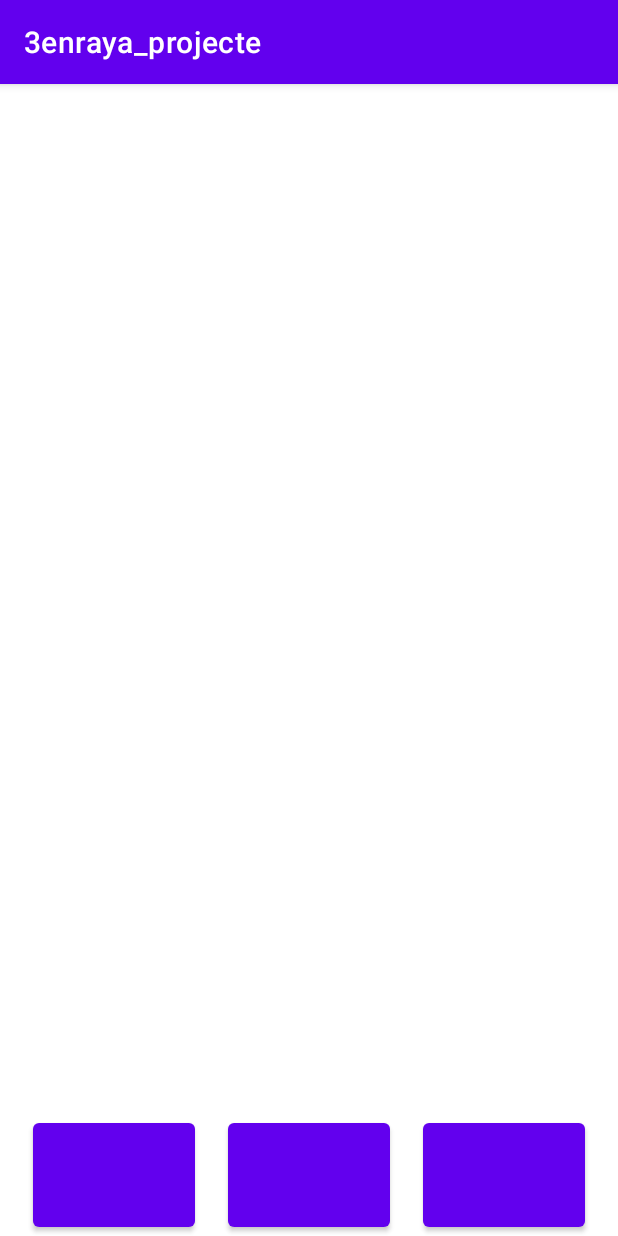
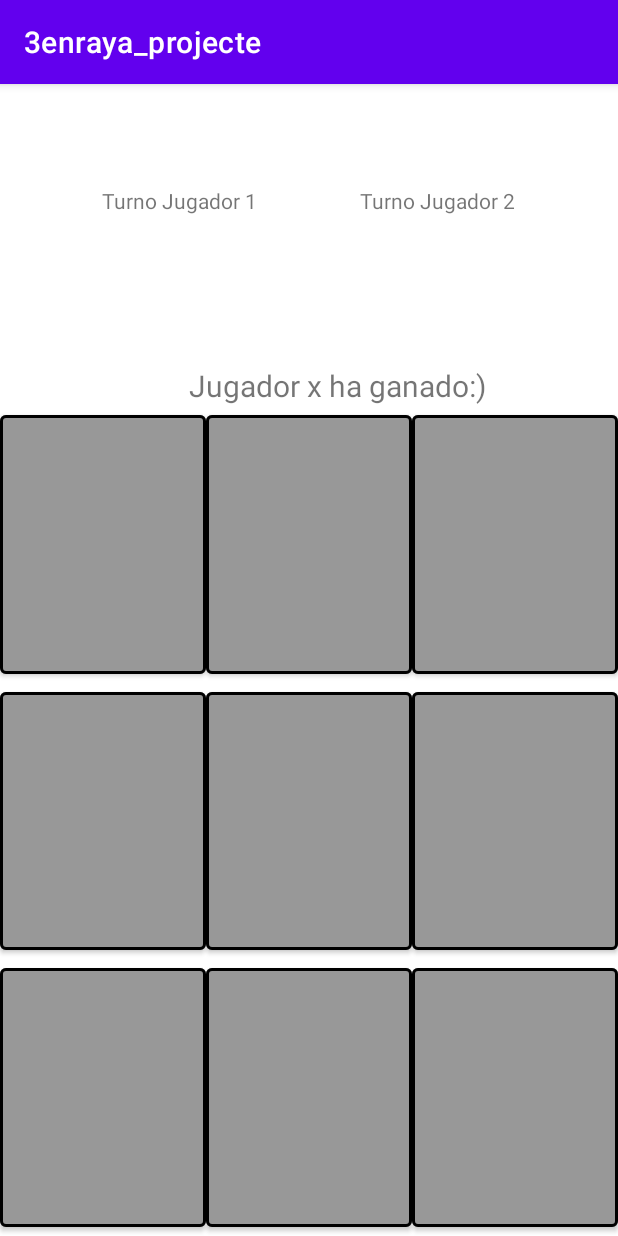
Before and after one commit to RicardVG/3enraya, an Android app: the screen it shows after launch (MainActivity), on a phone screen of 412 x 824 dp. Run offline under Robolectric (Android 15) with nearby library versions, the phone set to English and light mode, and no system bars.

Commit message:
Disseny Layout de l'aplicacio (Botons, torns i guanyador)

```diff
--- a/app/src/main/res/layout/activity_main.xml
+++ b/app/src/main/res/layout/activity_main.xml
@@ -7,29 +7,153 @@
     tools:context=".MainActivity">
 
     <Button
-        android:id="@+id/button6"
-        android:layout_width="108dp"
-        android:layout_height="81dp"
+        android:id="@+id/button2"
+        android:layout_width="0dp"
+        android:layout_height="0dp"
+        android:backgroundTint="#989898"
+        app:layout_constraintBottom_toTopOf="@+id/b5"
+        app:layout_constraintEnd_toStartOf="@+id/button3"
+        app:layout_constraintHorizontal_bias="0.5"
+        app:layout_constraintStart_toEndOf="@+id/button1"
+        app:layout_constraintTop_toBottomOf="@+id/textView3"
+        app:strokeColor="#000000"
+        app:strokeWidth="2dp" />
+
+    <Button
+        android:id="@+id/button1"
+        android:layout_width="0dp"
+        android:layout_height="0dp"
+        android:backgroundTint="#989898"
+        app:layout_constraintBottom_toTopOf="@+id/b4"
+        app:layout_constraintEnd_toStartOf="@+id/button2"
+        app:layout_constraintHorizontal_bias="0.5"
+        app:layout_constraintStart_toStartOf="parent"
+        app:layout_constraintTop_toBottomOf="@+id/textView3"
+        app:strokeColor="#000000"
+        app:strokeWidth="2dp" />
+
+    <Button
+        android:id="@+id/button7"
+        android:layout_width="0dp"
+        android:layout_height="0dp"
+        android:backgroundTint="#989898"
+        app:layout_constraintBottom_toBottomOf="parent"
+        app:layout_constraintEnd_toStartOf="@+id/button8"
+        app:layout_constraintHorizontal_bias="0.52"
+        app:layout_constraintStart_toStartOf="parent"
+        app:layout_constraintTop_toBottomOf="@+id/b4"
+        app:strokeColor="#000000"
+        app:strokeWidth="2dp" />
+
+    <Button
+        android:id="@+id/button8"
+        android:layout_width="0dp"
+        android:layout_height="0dp"
+        android:backgroundTint="#989898"
+        app:layout_constraintBottom_toBottomOf="parent"
+        app:layout_constraintEnd_toStartOf="@+id/button9"
+        app:layout_constraintHorizontal_bias="0.5"
+        app:layout_constraintStart_toEndOf="@+id/button7"
+        app:layout_constraintTop_toBottomOf="@+id/b5"
+        app:strokeColor="#000000"
+        app:strokeWidth="2dp" />
+
+    <Button
+        android:id="@+id/button9"
+        android:layout_width="0dp"
+        android:layout_height="0dp"
+        android:backgroundTint="#989898"
         app:layout_constraintBottom_toBottomOf="parent"
         app:layout_constraintEnd_toEndOf="parent"
         app:layout_constraintHorizontal_bias="0.5"
-        app:layout_constraintStart_toEndOf="@+id/button5" />
+        app:layout_constraintStart_toEndOf="@+id/button8"
+        app:layout_constraintTop_toBottomOf="@+id/b6"
+        app:strokeColor="#000000"
+        app:strokeWidth="2dp" />
 
     <Button
-        android:id="@+id/button5"
-        android:layout_width="108dp"
-        android:layout_height="81dp"
-        app:layout_constraintBottom_toBottomOf="parent"
-        app:layout_constraintEnd_toStartOf="@+id/button6"
+        android:id="@+id/button3"
+        android:layout_width="0dp"
+        android:layout_height="0dp"
+        android:backgroundTint="#989898"
+        app:layout_constraintBottom_toTopOf="@+id/b6"
+        app:layout_constraintEnd_toEndOf="parent"
         app:layout_constraintHorizontal_bias="0.5"
-        app:layout_constraintStart_toEndOf="@+id/button4" />
+        app:layout_constraintStart_toEndOf="@+id/button2"
+        app:layout_constraintTop_toBottomOf="@+id/textView3"
+        app:strokeColor="#000000"
+        app:strokeWidth="2dp" />
 
     <Button
-        android:id="@+id/button4"
-        android:layout_width="108dp"
-        android:layout_height="81dp"
-        app:layout_constraintBottom_toBottomOf="parent"
-        app:layout_constraintEnd_toStartOf="@+id/button5"
+        android:id="@+id/b5"
+        android:layout_width="0dp"
+        android:layout_height="0dp"
+        android:backgroundTint="#989898"
+        app:layout_constraintBottom_toTopOf="@+id/button8"
+        app:layout_constraintEnd_toStartOf="@+id/b6"
         app:layout_constraintHorizontal_bias="0.5"
-        app:layout_constraintStart_toStartOf="parent" />
+        app:layout_constraintStart_toEndOf="@+id/b4"
+        app:layout_constraintTop_toBottomOf="@+id/button2"
+        app:strokeColor="#000000"
+        app:strokeWidth="2dp" />
+
+    <Button
+        android:id="@+id/b6"
+        android:layout_width="0dp"
+        android:layout_height="0dp"
+        android:backgroundTint="#989898"
+        app:layout_constraintBottom_toTopOf="@+id/button9"
+        app:layout_constraintEnd_toEndOf="parent"
+        app:layout_constraintHorizontal_bias="0.5"
+        app:layout_constraintStart_toEndOf="@+id/b5"
+        app:layout_constraintTop_toBottomOf="@+id/button3"
+        app:strokeColor="#000000"
+        app:strokeWidth="2dp" />
+
+    <Button
+        android:id="@+id/b4"
+        android:layout_width="0dp"
+        android:layout_height="0dp"
+        android:backgroundTint="#989898"
+        app:layout_constraintBottom_toTopOf="@+id/button7"
+        app:layout_constraintEnd_toStartOf="@+id/b5"
+        app:layout_constraintHorizontal_bias="0.5"
+        app:layout_constraintStart_toStartOf="parent"
+        app:layout_constraintTop_toBottomOf="@+id/button1"
+        app:strokeColor="#000000"
+        app:strokeWidth="2dp" />
+
+    <TextView
+        android:id="@+id/textView2"
+        android:layout_width="wrap_content"
+        android:layout_height="wrap_content"
+        android:layout_marginTop="68dp"
+        android:text="Turno Jugador 2"
+        app:layout_constraintEnd_toEndOf="parent"
+        app:layout_constraintHorizontal_bias="0.5"
+        app:layout_constraintStart_toEndOf="@+id/textView"
+        app:layout_constraintTop_toTopOf="parent" />
+
+    <TextView
+        android:id="@+id/textView"
+        android:layout_width="wrap_content"
+        android:layout_height="wrap_content"
+        android:layout_marginTop="68dp"
+        android:text="Turno Jugador 1"
+        app:layout_constraintEnd_toStartOf="@+id/textView2"
+        app:layout_constraintHorizontal_bias="0.5"
+        app:layout_constraintStart_toStartOf="parent"
+        app:layout_constraintTop_toTopOf="parent" />
+
+    <TextView
+        android:id="@+id/textView3"
+        android:layout_width="wrap_content"
+        android:layout_height="wrap_content"
+        android:layout_marginStart="126dp"
+        android:layout_marginTop="187dp"
+        android:text="Jugador x ha ganado:)"
+        android:textSize="20sp"
+        app:layout_constraintStart_toStartOf="parent"
+        app:layout_constraintTop_toTopOf="parent" />
+
 </androidx.constraintlayout.widget.ConstraintLayout>
--- /dev/null
+++ b/build.gradle
@@ -0,0 +1,9 @@
+// Top-level build file where you can add configuration options common to all sub-projects/modules.
+plugins {
+    id 'com.android.application' version '7.1.1' apply false
+    id 'com.android.library' version '7.1.1' apply false
+}
+
+task clean(type: Delete) {
+    delete rootProject.buildDir
+}
```
Also changed, not shown: 2 other files.
